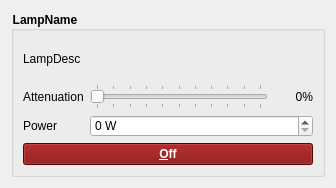
Old version of the form simui/LampControl.ui in the repository HARMONI-CAB/radiosim.
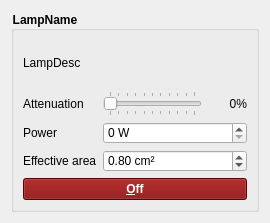
New version of the form.

Patch:
```diff
--- a/simui/LampControl.ui
+++ b/simui/LampControl.ui
@@ -6,12 +6,12 @@
    <rect>
     <x>0</x>
     <y>0</y>
-    <width>336</width>
-    <height>188</height>
+    <width>270</width>
+    <height>223</height>
    </rect>
   </property>
   <property name="sizePolicy">
-   <sizepolicy hsizetype="Preferred" vsizetype="Fixed">
+   <sizepolicy hsizetype="Preferred" vsizetype="Preferred">
     <horstretch>0</horstretch>
     <verstretch>0</verstretch>
    </sizepolicy>
@@ -29,6 +29,22 @@
       <string>LampName</string>
      </property>
      <layout class="QGridLayout" name="gridLayout_2">
+      <item row="3" column="0">
+       <widget class="QLabel" name="powerLabel">
+        <property name="sizePolicy">
+         <sizepolicy hsizetype="Fixed" vsizetype="Preferred">
+          <horstretch>0</horstretch>
+          <verstretch>0</verstretch>
+         </sizepolicy>
+        </property>
+        <property name="text">
+         <string>Power</string>
+        </property>
+        <property name="alignment">
+         <set>Qt::AlignRight|Qt::AlignTrailing|Qt::AlignVCenter</set>
+        </property>
+       </widget>
+      </item>
       <item row="2" column="1">
        <widget class="QSlider" name="attenSlider">
         <property name="maximum">
@@ -45,6 +61,47 @@
         </property>
        </widget>
       </item>
+      <item row="3" column="1" colspan="2">
+       <widget class="QDoubleSpinBox" name="lampPowerSpin">
+        <property name="sizePolicy">
+         <sizepolicy hsizetype="Expanding" vsizetype="Fixed">
+          <horstretch>0</horstretch>
+          <verstretch>0</verstretch>
+         </sizepolicy>
+        </property>
+        <property name="suffix">
+         <string> W</string>
+        </property>
+        <property name="decimals">
+         <number>0</number>
+        </property>
+        <property name="maximum">
+         <double>5000.000000000000000</double>
+        </property>
+       </widget>
+      </item>
+      <item row="5" column="0" colspan="3">
+       <widget class="QPushButton" name="lampOnOffButton">
+        <property name="sizePolicy">
+         <sizepolicy hsizetype="Preferred" vsizetype="Fixed">
+          <horstretch>0</horstretch>
+          <verstretch>0</verstretch>
+         </sizepolicy>
+        </property>
+        <property name="styleSheet">
+         <string notr="true">font-weight: bold;
+background-color: #7f0000;
+color: white;
+</string>
+        </property>
+        <property name="text">
+         <string>&amp;Off</string>
+        </property>
+        <property name="checkable">
+         <bool>true</bool>
+        </property>
+       </widget>
+      </item>
       <item row="0" column="0" colspan="3">
        <widget class="QLabel" name="lampDescLabel">
         <property name="text">
@@ -55,19 +112,6 @@
         </property>
        </widget>
       </item>
-      <item row="2" column="0">
-       <widget class="QLabel" name="label_3">
-        <property name="sizePolicy">
-         <sizepolicy hsizetype="Fixed" vsizetype="Preferred">
-          <horstretch>0</horstretch>
-          <verstretch>0</verstretch>
-         </sizepolicy>
-        </property>
-        <property name="text">
-         <string>Attenuation</string>
-        </property>
-       </widget>
-      </item>
       <item row="2" column="2">
        <widget class="QLabel" name="attenLabel">
         <property name="sizePolicy">
@@ -90,30 +134,8 @@
         </property>
        </widget>
       </item>
-      <item row="4" column="0" colspan="3">
-       <widget class="QPushButton" name="lampOnOffButton">
-        <property name="sizePolicy">
-         <sizepolicy hsizetype="Preferred" vsizetype="Fixed">
-          <horstretch>0</horstretch>
-          <verstretch>0</verstretch>
-         </sizepolicy>
-        </property>
-        <property name="styleSheet">
-         <string notr="true">font-weight: bold;
-background-color: #7f0000;
-color: white;
-</string>
-        </property>
-        <property name="text">
-         <string>&amp;Off</string>
-        </property>
-        <property name="checkable">
-         <bool>true</bool>
-        </property>
-       </widget>
-      </item>
-      <item row="3" column="0">
-       <widget class="QLabel" name="powerLabel">
+      <item row="2" column="0">
+       <widget class="QLabel" name="label_3">
         <property name="sizePolicy">
          <sizepolicy hsizetype="Fixed" vsizetype="Preferred">
           <horstretch>0</horstretch>
@@ -121,26 +143,30 @@
          </sizepolicy>
         </property>
         <property name="text">
-         <string>Power</string>
+         <string>Attenuation</string>
         </property>
        </widget>
       </item>
-      <item row="3" column="1" colspan="2">
-       <widget class="QDoubleSpinBox" name="lampPowerSpin">
-        <property name="sizePolicy">
-         <sizepolicy hsizetype="Expanding" vsizetype="Fixed">
-          <horstretch>0</horstretch>
-          <verstretch>0</verstretch>
-         </sizepolicy>
+      <item row="4" column="0">
+       <widget class="QLabel" name="effAreaLabel">
+        <property name="text">
+         <string>Effective area</string>
         </property>
+       </widget>
+      </item>
+      <item row="4" column="1" colspan="2">
+       <widget class="QDoubleSpinBox" name="effAreaSpin">
         <property name="suffix">
-         <string> W</string>
+         <string> cm²</string>
         </property>
-        <property name="decimals">
-         <number>0</number>
+        <property name="minimum">
+         <double>0.010000000000000</double>
         </property>
         <property name="maximum">
-         <double>5000.000000000000000</double>
+         <double>10000.000000000000000</double>
+        </property>
+        <property name="value">
+         <double>0.800000000000000</double>
         </property>
        </widget>
       </item>
```
